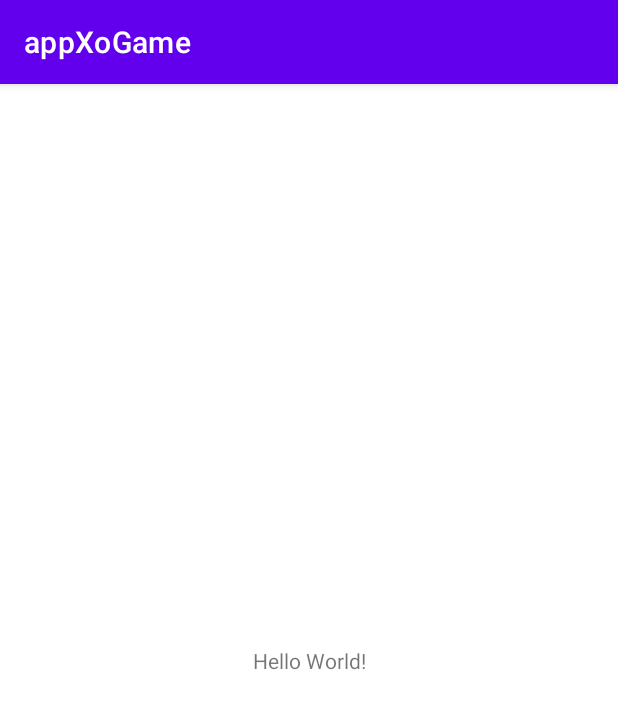
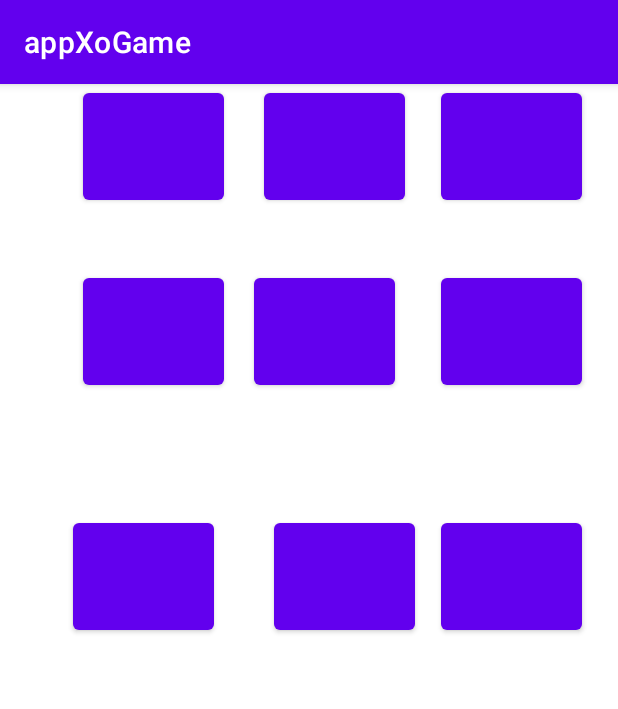
Before and after one commit to ballanyousef/appXoGame, an Android app: the screen it shows after launch (MainActivity), on a phone screen of 412 x 824 dp. Shown: the top 709 px of the screen. Run offline under Robolectric (Android 15) with nearby library versions, the phone set to English and light mode, and no system bars.

Commit message:
update 2

```diff
--- a/app/src/main/java/yb/it/appxogame/MainActivity.java
+++ b/app/src/main/java/yb/it/appxogame/MainActivity.java
@@ -3,6 +3,8 @@ package yb.it.appxogame;
 import androidx.appcompat.app.AppCompatActivity;
 
 import android.os.Bundle;
+import android.view.View;
+import android.widget.Toast;
 
 public class MainActivity extends AppCompatActivity {
 
@@ -11,4 +13,9 @@ public class MainActivity extends AppCompatActivity {
         super.onCreate(savedInstanceState);
         setContentView(R.layout.activity_main);
     }
+
+    public void processGame(View view) {
+
+        Toast.makeText(this, "this a cxlick", 3000).show();
+    }
 }
--- a/app/src/main/res/layout/activity_main.xml
+++ b/app/src/main/res/layout/activity_main.xml
@@ -4,15 +4,107 @@
     xmlns:tools="http://schemas.android.com/tools"
     android:layout_width="match_parent"
     android:layout_height="match_parent"
+    android:onClick="processGame"
     tools:context=".MainActivity">
 
+    <Button
+        android:id="@+id/btn9"
+        android:layout_width="94dp"
+        android:layout_height="83dp"
+        android:onClick="processGame"
+        app:layout_constraintEnd_toEndOf="@+id/btn6"
+        app:layout_constraintHorizontal_bias="1.0"
+        app:layout_constraintStart_toEndOf="@+id/btn8"
+        app:layout_constraintTop_toTopOf="@+id/btn8" />
+
+    <Button
+        android:id="@+id/btn7"
+        android:layout_width="94dp"
+        android:layout_height="83dp"
+        android:layout_marginTop="40dp"
+        android:onClick="processGame"
+        app:layout_constraintBottom_toBottomOf="parent"
+        app:layout_constraintStart_toStartOf="@+id/btn4"
+        app:layout_constraintTop_toBottomOf="@+id/btn5"
+        app:layout_constraintVertical_bias="0.0" />
+
+    <Button
+        android:id="@+id/btn8"
+        android:layout_width="94dp"
+        android:layout_height="83dp"
+        android:layout_marginStart="20dp"
+        android:onClick="processGame"
+        app:layout_constraintStart_toEndOf="@+id/btn7"
+        app:layout_constraintTop_toTopOf="@+id/btn7" />
+
+    <Button
+        android:id="@+id/btn6"
+        android:layout_width="94dp"
+        android:layout_height="83dp"
+        android:onClick="processGame"
+        app:layout_constraintEnd_toEndOf="@+id/btn3"
+        app:layout_constraintTop_toTopOf="@+id/btn5" />
+
+    <Button
+        android:id="@+id/btn5"
+        android:layout_width="94dp"
+        android:layout_height="83dp"
+        android:layout_marginEnd="24dp"
+        android:onClick="processGame"
+        app:layout_constraintEnd_toStartOf="@+id/btn6"
+        app:layout_constraintTop_toTopOf="@+id/btn4" />
+
+    <Button
+        android:id="@+id/btn4"
+        android:layout_width="94dp"
+        android:layout_height="83dp"
+        android:onClick="processGame"
+        app:layout_constraintEnd_toStartOf="@+id/btn5"
+        app:layout_constraintHorizontal_bias="0.195"
+        app:layout_constraintStart_toStartOf="@+id/btn1"
+        tools:layout_editor_absoluteY="435dp" />
+
+    <Button
+        android:id="@+id/btn3"
+        android:layout_width="94dp"
+        android:layout_height="83dp"
+        android:onClick="processGame"
+        app:layout_constraintEnd_toEndOf="@+id/textView"
+        app:layout_constraintTop_toTopOf="@+id/btn2" />
+
+    <Button
+        android:id="@+id/btn2"
+        android:layout_width="94dp"
+        android:layout_height="83dp"
+        android:layout_marginStart="40dp"
+        android:onClick="processGame"
+        app:layout_constraintEnd_toStartOf="@+id/btn3"
+        app:layout_constraintHorizontal_bias="0.0"
+        app:layout_constraintStart_toEndOf="@+id/btn1"
+        app:layout_constraintTop_toTopOf="@+id/btn1" />
+
     <TextView
-        android:layout_width="wrap_content"
-        android:layout_height="wrap_content"
-        android:text="Hello World!"
-        app:layout_constraintBottom_toBottomOf="parent"
-        app:layout_constraintLeft_toLeftOf="parent"
-        app:layout_constraintRight_toRightOf="parent"
-        app:layout_constraintTop_toTopOf="parent" />
+        android:id="@+id/textView"
+        android:layout_width="347dp"
+        android:layout_height="55dp"
+        android:layout_marginTop="120dp"
+        android:gravity="center"
+        android:text="XO Game"
+        android:textSize="20sp"
+        app:layout_constraintBottom_toTopOf="@+id/btn5"
+        app:layout_constraintEnd_toEndOf="parent"
+        app:layout_constraintHorizontal_bias="0.625"
+        app:layout_constraintStart_toStartOf="parent"
+        app:layout_constraintTop_toTopOf="parent"
+        app:layout_constraintVertical_bias="0.05" />
 
+    <Button
+        android:id="@+id/btn1"
+        android:layout_width="94dp"
+        android:layout_height="83dp"
+        android:layout_marginStart="8dp"
+        android:layout_marginTop="120dp"
+        android:onClick="processGame"
+        app:layout_constraintStart_toStartOf="@+id/textView"
+        app:layout_constraintTop_toBottomOf="@+id/textView" />
 </androidx.constraintlayout.widget.ConstraintLayout>
```
